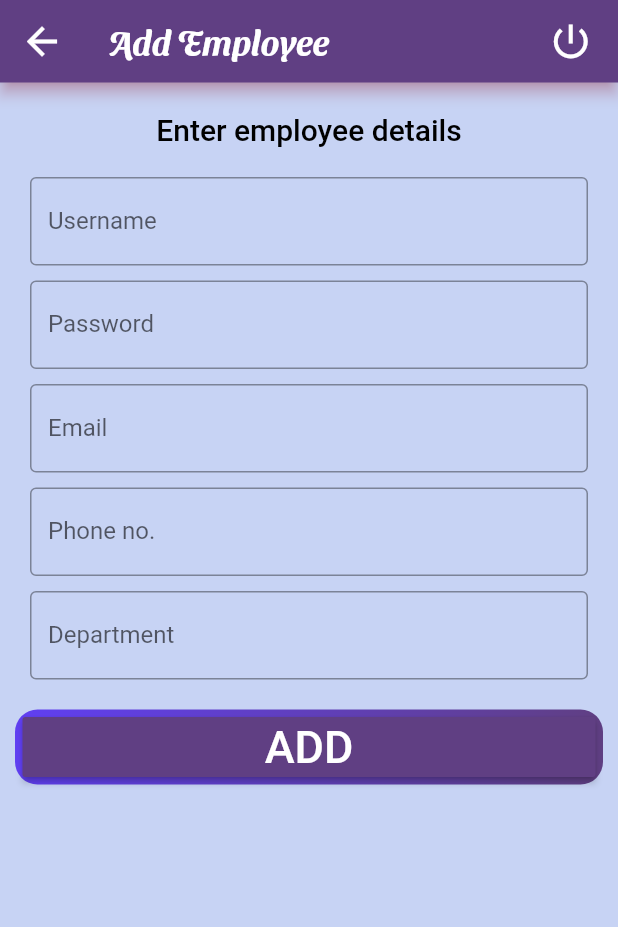
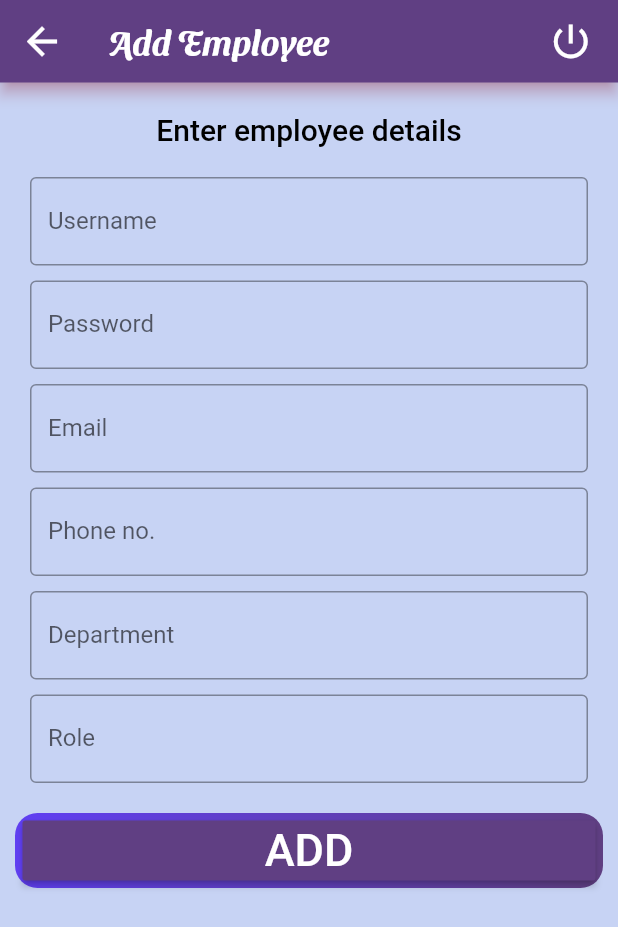
Before and after one commit to EmployeeTrackology/Trackology, a Flutter app: the AddEmployee screen opened by its route, on a phone screen of 412 x 824 dp. Shown: the top 927 px of the screen. Run offline on Flutter 3.47's test engine with Material 2 defaults, Android fonts, the phone set to English and light mode, and no system bars; our stand-ins replace cloud_firestore, firebase_auth, firebase_core, geolocator; accounts and stored records are empty.

Commit message:
--- Auto-Git Commit ---

```diff
--- a/lib/screens/add_employee.dart
+++ b/lib/screens/add_employee.dart
@@ -10,7 +10,7 @@ class AddEmployee extends StatefulWidget {
 }
 
 class _State extends State<AddEmployee> {
-  String username, email, phone, password, department;
+  String username, email, phone, password, department, role;
 
   TextEditingController nameController = TextEditingController();
   TextEditingController passwordController = TextEditingController();
@@ -47,10 +47,11 @@ class _State extends State<AddEmployee> {
             'password': password, // Stokes and Sons
             'phone': phone,
             'email': email,
-            'department': department
+            'department': department,
+            'role': role
             // 42
           })
-          .then((value) =>  Navigator.pushNamed(context, '/admin'))
+          .then((value) => Navigator.pushNamed(context, '/admin'))
           .catchError((error) => print("Failed to add user: $error"));
     }
 
@@ -134,6 +135,19 @@ class _State extends State<AddEmployee> {
                     ),
                   ),
                 ),
+                Container(
+                  padding: EdgeInsets.fromLTRB(10, 10, 10, 0),
+                  child: TextField(
+                    onChanged: (val) {
+                      var r = val.toLowerCase();
+                      role = r;
+                    },
+                    decoration: InputDecoration(
+                      border: OutlineInputBorder(),
+                      labelText: 'Role',
+                    ),
+                  ),
+                ),
                 SizedBox(height: 20),
                 Container(
                     height: 50,
```
Also changed, not shown: .autogit/logs/log-4-11-2020-11-23-31.txt (added).
